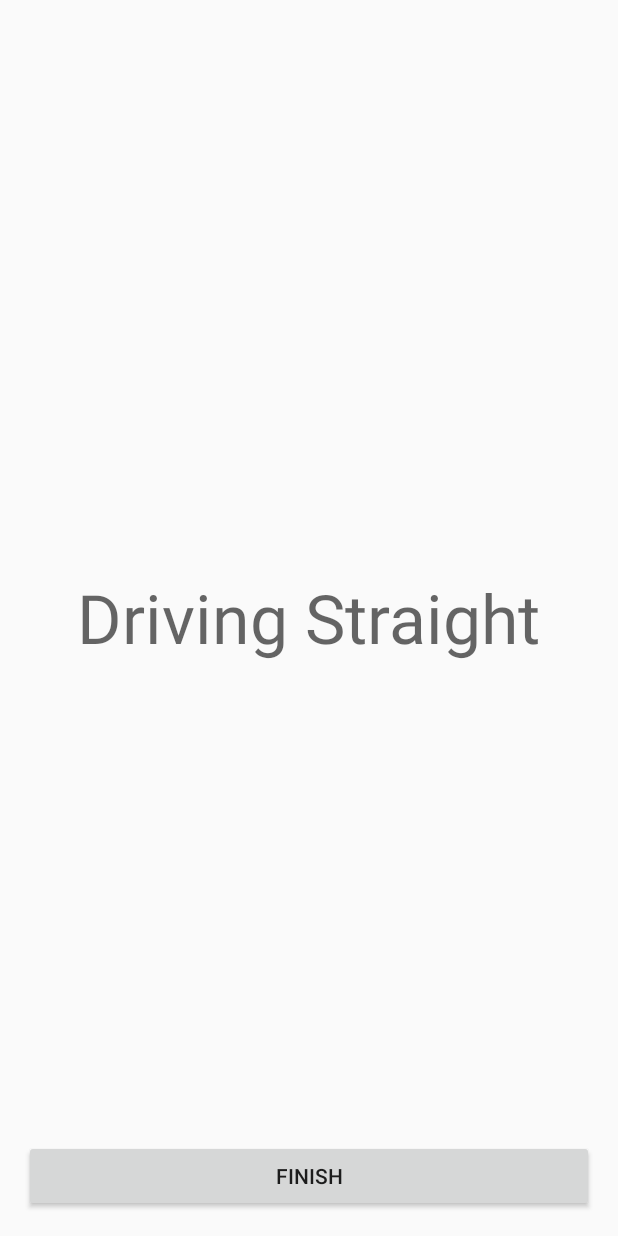
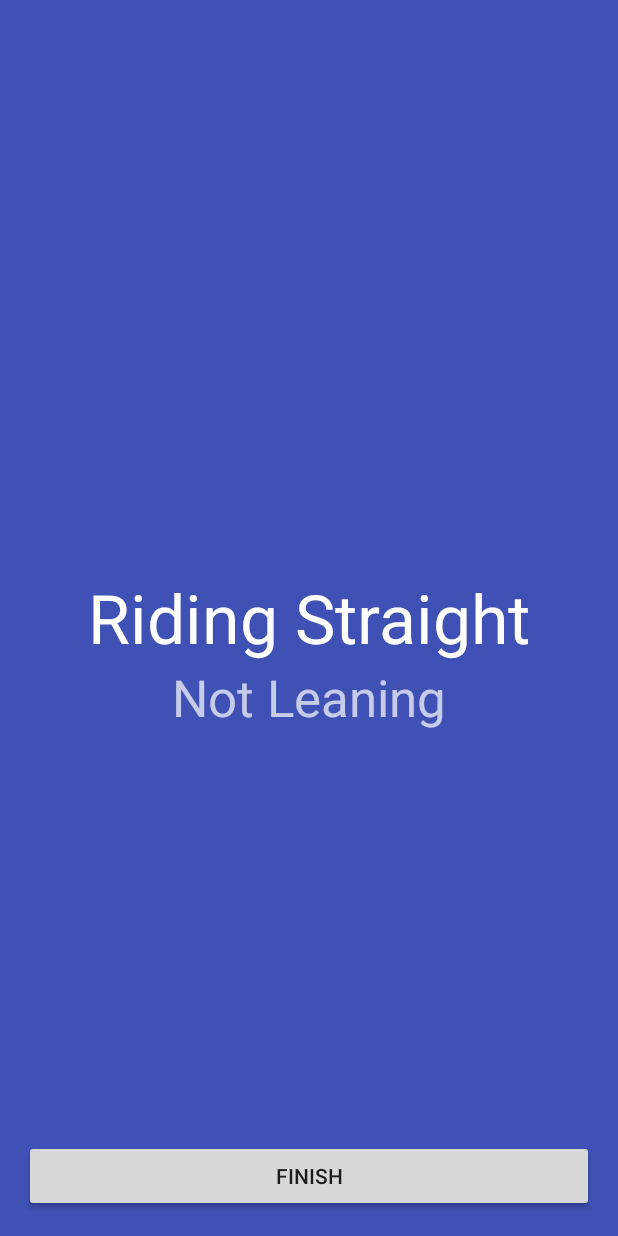
Before and after one commit to hmdbupt/Behave, an Android app: the StartActivity screen opened directly, with no data from a screen before it, on a phone screen of 412 x 824 dp. Run offline under Robolectric (Android 15) with nearby library versions, the phone set to English and light mode, and no system bars.

Commit message:
Warning system added for dangerous leaning ============================== Left lean, right lean, left turn, right turn and degrees ============================== Colors improved ============================= Material design icon added

```diff
--- a/app/src/main/AndroidManifest.xml
+++ b/app/src/main/AndroidManifest.xml
@@ -5,6 +5,8 @@
     <uses-permission android:name="android.permission.ACCESS_FINE_LOCATION" />
     <uses-permission android:name="android.permission.ACCESS_COARSE_LOCATION" />
     <uses-permission android:name="android.permission.WRITE_EXTERNAL_STORAGE" />
+    <uses-permission android:name="android.permission.READ_PHONE_STATE" />
+
 
     <application
         android:allowBackup="true"
--- a/app/src/main/java/com/bupt/hammad/behave/CalculateOrientation.java
+++ b/app/src/main/java/com/bupt/hammad/behave/CalculateOrientation.java
@@ -13,6 +13,8 @@ public class CalculateOrientation {
     private float[] accelerometerValues = new float[3];
     // Magnetometer values
     private float[] magnetometerValues = new float[3];
+    // Moving Average Filter
+    MovingAverage movingAverage = new MovingAverage(5);
 
     public void Calculate(){
         // Calculate device orientation
--- a/app/src/main/java/com/bupt/hammad/behave/ResultActivity.java
+++ b/app/src/main/java/com/bupt/hammad/behave/ResultActivity.java
@@ -26,7 +26,7 @@ public class ResultActivity extends AppCompatActivity {
 
         Intent iResultActivity = new Intent();
         iResultActivity.getExtras();
-        driveTime = bundle.getString("DRIVE_TIME");
+        driveTime = bundle.getString("RIDE_TIME");
         driveTimeTextView.setText(driveTime);
 
         Button exitButton = (Button) findViewById(R.id.exitButton);
--- a/app/src/main/java/com/bupt/hammad/behave/StartActivity.java
+++ b/app/src/main/java/com/bupt/hammad/behave/StartActivity.java
@@ -1,8 +1,10 @@
 package com.bupt.hammad.behave;
 
 import android.Manifest;
+import android.content.Context;
 import android.content.Intent;
 import android.content.pm.PackageManager;
+import android.graphics.Color;
 import android.hardware.Sensor;
 import android.hardware.SensorEvent;
 import android.hardware.SensorEventListener;
@@ -13,14 +15,15 @@ import android.location.LocationManager;
 import android.os.Environment;
 import android.os.Handler;
 import android.os.Message;
-import android.os.SystemClock;
 import android.support.v4.app.ActivityCompat;
 import android.support.v7.app.AppCompatActivity;
 import android.os.Bundle;
 import android.util.Log;
 import android.view.View;
+import android.view.Window;
 import android.widget.Button;
 import android.widget.TextView;
+import android.widget.Toast;
 
 import java.io.File;
 import java.io.FileOutputStream;
@@ -64,15 +67,15 @@ public class StartActivity extends AppCompatActivity implements SensorEventListe
     ///////////////////////
     // Longs
     //
-    //Trip start time, trip end time and total drive time
+    //Trip start time, trip end time and total ride time
     private long startTime;
     private long endTime;
-    private long driveTime;
+    private long rideTime;
     private long gyroRoll;
     // Strings //
     //
-    //Convert drive time into string
-    private String stringDriveTime;
+    //Convert ride time into string
+    private String stringRideTime;
     //
     // int //
     int leaningCounter = 0;
@@ -86,6 +89,7 @@ public class StartActivity extends AppCompatActivity implements SensorEventListe
 
     // TextViews //
     TextView orientationRoll;
+    TextView leanView;
     TextView hudView;
 
 
@@ -95,7 +99,7 @@ public class StartActivity extends AppCompatActivity implements SensorEventListe
 
     //////////////////////////////////////////////////////////////////////////////
     //////////////////////////////////////////////////////////////////////////////
-    //NO BUMP state is when the car is driving straight
+    //NO BUMP state is when the car is riding straight
     final static int No_Bump = 0;
     //ONE BUMP state is when the car takes a left/right turn
     final static int One_Bump = 1;
@@ -184,6 +188,7 @@ public class StartActivity extends AppCompatActivity implements SensorEventListe
     public static String filename = "Vehicle Sensing";
 
     DataSet dataset = new DataSet();
+    private Context context;
     ///////////////////////////////////////////////////////////////////////////////////////////
     ///////////////////////////////////////////////////////////////////////////////////////////
 
@@ -192,7 +197,10 @@ public class StartActivity extends AppCompatActivity implements SensorEventListe
         super.onCreate(savedInstanceState);
         setContentView(R.layout.activity_start);
 
+        Window window = this.getWindow();
+
         orientationRoll = (TextView) findViewById(R.id.orientationRoll);
+        leanView = (TextView) findViewById(R.id.lean_text_view);
         hudView = (TextView) findViewById(R.id.hud_text_view);
 
         ////////////////////////////
@@ -219,7 +227,7 @@ public class StartActivity extends AppCompatActivity implements SensorEventListe
         movingAvgDirection = new MovingAverage(5);
         movingAvgAcceleration = new MovingAverage(3);
 
-        hudView.setText("Driving Straight");
+        hudView.setText("Riding Straight");
 
         // GPS location permission check
         if (ActivityCompat.checkSelfPermission(this, Manifest.permission.ACCESS_FINE_LOCATION) != PackageManager.PERMISSION_GRANTED && ActivityCompat.checkSelfPermission(this, Manifest.permission.ACCESS_COARSE_LOCATION) != PackageManager.PERMISSION_GRANTED) {
@@ -233,10 +241,12 @@ public class StartActivity extends AppCompatActivity implements SensorEventListe
             return;
         }
         // Gets the current location from GPS
-        location = locationManager.getLastKnownLocation(LocationManager.GPS_PROVIDER);
+        if (location == null){
+            location = locationManager.getLastKnownLocation(LocationManager.NETWORK_PROVIDER);
+        }
 
         // Request location from GPS and find speed
-        locationManager.requestLocationUpdates(LocationManager.GPS_PROVIDER,
+        locationManager.requestLocationUpdates(LocationManager.NETWORK_PROVIDER,
                 1000, 0.2f, new LocationListener() {
             @Override
             public void onLocationChanged(Location location) {
@@ -266,7 +276,7 @@ public class StartActivity extends AppCompatActivity implements SensorEventListe
 
         // For avoiding null pointer exception from GPS location
         if (location == null) {
-            location = locationManager.getLastKnownLocation(LocationManager.GPS_PROVIDER);
+            location = locationManager.getLastKnownLocation(LocationManager.NETWORK_PROVIDER);
         }else{
             updateSpeed(location);
         }
@@ -297,14 +307,14 @@ public class StartActivity extends AppCompatActivity implements SensorEventListe
             public void onClick(View view) {
                 // Saving current system time into end time
                 endTime = System.currentTimeMillis();
-                // Calculating drive time
-                driveTime = endTime - startTime;
+                // Calculating ride time
+                rideTime = endTime - startTime;
                 // Converting time from milliseconds format to 00:00:00 and saving into string
-                stringDriveTime = TimeConverter.formatLongToString(driveTime);
+                stringRideTime = TimeConverter.formatLongToString(rideTime);
                 // Creating an Intent to start result activity
                 Intent resultActivityIntent = new Intent(StartActivity.this, ResultActivity.class);
                 // Packaging bundle with data
-                bundle.putString("DRIVE_TIME",stringDriveTime);
+                bundle.putString("RIDE_TIME", stringRideTime);
                 // Sending bundle to result activity
                 resultActivityIntent.putExtras(bundle);
                 // Starting result activity
@@ -324,11 +334,15 @@ public class StartActivity extends AppCompatActivity implements SensorEventListe
             }else if (msg.what == 0x234){
                 switch ((String) msg.obj){
                     case "Leaning Left":
-                        hudView.setText("Dangerous Lean");
+                        leanView.setText("Leaning Left");
                         showFlag = 0;
                         break;
                     case "Leaning Right":
-                        hudView.setText("Dangerous Lean");
+                        leanView.setText("Leaning Right");
+                        showFlag = 0;
+                        break;
+                    case "No Lean":
+                        leanView.setText("Not Leaning");
                         showFlag = 0;
                         break;
                     case "Left Turn":
@@ -343,26 +357,6 @@ public class StartActivity extends AppCompatActivity implements SensorEventListe
                         hudView.setText("U-Turn");
                         ShowFlag = 0;
                         break;
-//                case "Left Lane Change":
-//                    hudTextView.setText("Left Lane Change");
-//                    carImageView.setImageResource(images[4]);
-//                    ShowFlag = 0;
-//                    break;
-//                case "Multiple Left Lane Change":
-//                    hudTextView.setText("Multiple Left Lane Change");
-//                    carImageView.setImageResource(images[4]);
-//                    ShowFlag = 0;
-//                    break;
-//                case "Right Lane Change":
-//                    hudTextView.setText("Right Lane Change");
-//                    carImageView.setImageResource(images[5]);
-//                    ShowFlag = 0;
-//                    break;
-//                case "Multiple Right Lane Change":
-//                    hudTextView.setText("Multiple Right Lane Change");
-//                    carImageView.setImageResource(images[5]);
-//                    ShowFlag = 0;
-//                    break;
                     case "Brake":
                         hudView.setText("Brake");
                         break;
@@ -371,7 +365,7 @@ public class StartActivity extends AppCompatActivity implements SensorEventListe
                         break;
                     default:
                         if (showFlag>3){
-                            hudView.setText("");
+                            hudView.setText("Riding Straight");
                             showFlag = 0;
                         }
                         showFlag++;
@@ -453,7 +447,19 @@ public class StartActivity extends AppCompatActivity implements SensorEventListe
         float[] rollOrientation;
         rollOrientation = findOrientation.getOrientation();
         gyroRoll = Math.round(Math.toDegrees(rollOrientation[2]));
-        orientationRoll.setText(""+gyroRoll);
+        long modGyroRoll = 0;
+        if (gyroRoll < 0){
+            modGyroRoll = 0 - gyroRoll;
+        }else{
+            modGyroRoll = gyroRoll;
+        }
+        orientationRoll.setText(""+modGyroRoll+"°");
+        View activityStart = findViewById(R.id.activity_start);
+        if(modGyroRoll > 35){
+            activityStart.setBackgroundColor(Color.parseColor("#F44336"));
+        }else{
+            activityStart.setBackgroundColor(Color.parseColor("#FF3F51B5"));
+        }
     }
 
     @Override
@@ -516,6 +522,20 @@ public class StartActivity extends AppCompatActivity implements SensorEventListe
             }
             MAX_OF_BRAKE = 0;
             FLAG_OF_BRAKE = 0;
+        }
+
+        if (gyroRoll == 0 ){
+            resultMessage.what = 0x234;
+            resultMessage.obj = "No Lean";
+            handler.sendMessage(resultMessage);
+        }else if (gyroRoll < 0){
+            resultMessage.what = 0x234;
+            resultMessage.obj = "Leaning Left";
+            handler.sendMessage(resultMessage);
+        }else if (gyroRoll > 0){
+            resultMessage.what = 0x234;
+            resultMessage.obj = "Leaning Right";
+            handler.sendMessage(resultMessage);
         }
 
 
--- a/app/src/main/res/layout/activity_result.xml
+++ b/app/src/main/res/layout/activity_result.xml
@@ -8,7 +8,8 @@
     android:paddingLeft="@dimen/activity_horizontal_margin"
     android:paddingRight="@dimen/activity_horizontal_margin"
     android:paddingTop="@dimen/activity_vertical_margin"
-    tools:context="com.bupt.hammad.behave.ResultActivity">
+    tools:context="com.bupt.hammad.behave.ResultActivity"
+    android:background="@color/colorPrimary">
 
     <Button
         android:text="Exit"
@@ -24,5 +25,6 @@
         android:layout_alignParentTop="true"
         android:layout_centerHorizontal="true"
         android:layout_marginTop="100dp"
-        android:id="@+id/driveTimeTextView" />
+        android:id="@+id/driveTimeTextView"
+        android:textColor="?android:attr/textColorTertiaryInverse" />
 </RelativeLayout>
--- a/app/src/main/res/layout/activity_start.xml
+++ b/app/src/main/res/layout/activity_start.xml
@@ -8,7 +8,8 @@
     android:paddingLeft="@dimen/activity_horizontal_margin"
     android:paddingRight="@dimen/activity_horizontal_margin"
     android:paddingTop="@dimen/activity_vertical_margin"
-    tools:context="com.bupt.hammad.behave.StartActivity">
+    tools:context="com.bupt.hammad.behave.StartActivity"
+    android:background="@color/colorPrimary">
 
     <Button
         android:text="Finish"
@@ -19,22 +20,37 @@
         android:layout_alignParentStart="true" />
 
     <TextView
-        android:text="@string/leaning_text"
-        android:layout_width="wrap_content"
-        android:layout_height="wrap_content"
-        android:id="@+id/orientationRoll"
-        android:textAppearance="@android:style/TextAppearance.Material.Large"
-        android:layout_above="@+id/finishButton"
-        android:layout_centerHorizontal="true" />
-
-    <TextView
         android:layout_width="wrap_content"
         android:layout_height="wrap_content"
         android:layout_centerVertical="true"
         android:layout_centerHorizontal="true"
         android:id="@+id/hud_text_view"
         android:text="@string/hud_text"
-        android:textAppearance="@style/TextAppearance.AppCompat.Display2" />
+        android:textAppearance="@style/TextAppearance.AppCompat.Display2"
+        android:textColor="?android:attr/textColorPrimaryInverse" />
+
+    <TextView
+        android:layout_width="wrap_content"
+        android:layout_height="wrap_content"
+        android:id="@+id/lean_text_view"
+        android:textSize="34sp"
+        android:textColor="?android:attr/textColorTertiaryInverse"
+        android:layout_below="@+id/hud_text_view"
+        android:layout_centerHorizontal="true"
+        android:textColorHint="?android:attr/textColorHintInverse" />
+
+    <TextView
+        android:text="@string/leaning_text"
+        android:layout_width="wrap_content"
+        android:layout_height="wrap_content"
+        android:id="@+id/orientationRoll"
+        android:textAppearance="@android:style/TextAppearance.Material.Large"
+        android:textColor="?android:attr/textColorTertiaryInverse"
+        android:textColorHighlight="?android:attr/textColorTertiaryInverse"
+        android:textSize="32sp"
+        android:textColorHint="?android:attr/textColorHintInverse"
+        android:layout_below="@+id/lean_text_view"
+        android:layout_centerHorizontal="true" />
 
 
 </RelativeLayout>
--- a/app/src/main/res/values/colors.xml
+++ b/app/src/main/res/values/colors.xml
@@ -1,6 +1,6 @@
 <?xml version="1.0" encoding="utf-8"?>
 <resources>
-    <color name="colorPrimary">#3F51B5</color>
+    <color name="colorPrimary">#3f51b5</color>
     <color name="colorPrimaryDark">#303F9F</color>
     <color name="colorAccent">#FF4081</color>
 </resources>
```
Also changed, not shown: app/src/main/res/layout/activity_main.xml (+8 -3 lines), app/src/main/ic_launcher-web.png (added), app/src/main/res/mipmap-hdpi/ic_launcher.png, app/src/main/res/mipmap-mdpi/ic_launcher.png, app/src/main/res/mipmap-xhdpi/ic_launcher.png, app/src/main/res/mipmap-xxhdpi/ic_launcher.png, app/src/main/res/mipmap-xxxhdpi/ic_launcher.png.
